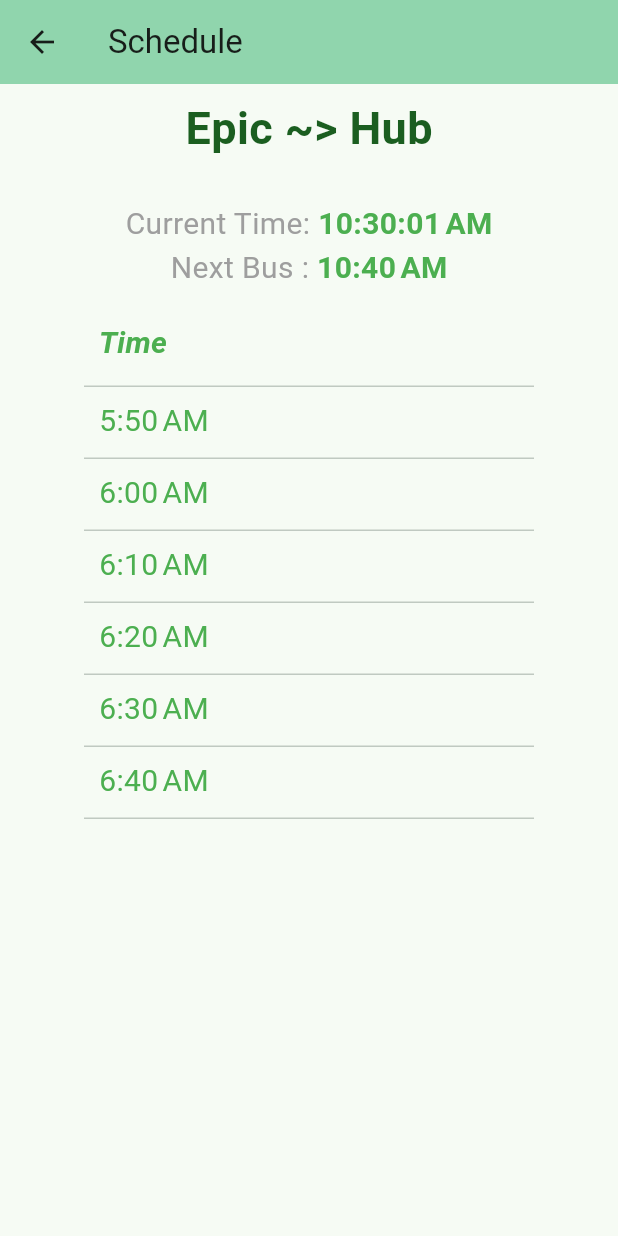
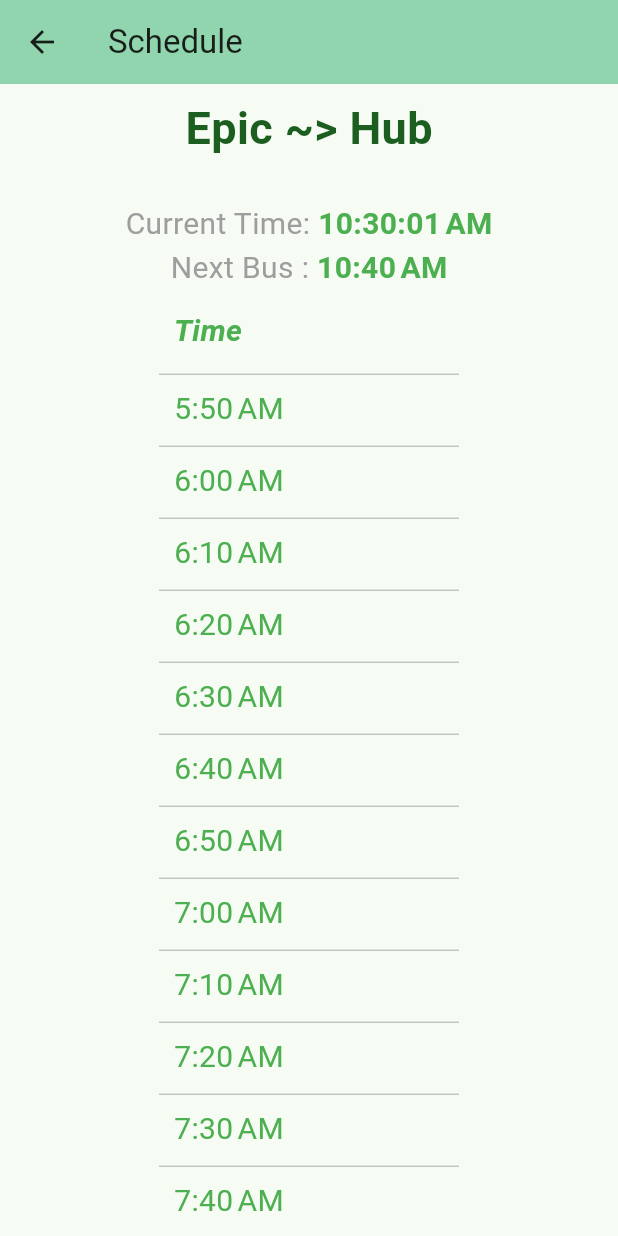
Before and after one commit to abyshekhar/city_connect, a Flutter app: the screen it shows after launch, after a tap on "Epic ~> Hub", on a phone screen of 412 x 824 dp. Run offline on Flutter 3.47's test engine with Material 3 defaults, Android fonts, the phone set to English and light mode, and no system bars.

```diff
--- a/lib/route_schedule.dart
+++ b/lib/route_schedule.dart
@@ -66,7 +66,9 @@ class RouteSchedule extends StatelessWidget {
       // Format the times back to hh:mm format
       // beforeTimeString = DateFormat.jm().format(beforeTime);
       afterTimeString = DateFormat.jm().format(afterTime);
-    } else {}
+    } else {
+      afterTimeString = "NOT AVAILABLE";
+    }
     return Scaffold(
       appBar: AppBar(
         backgroundColor: Theme.of(context).colorScheme.inversePrimary,
@@ -101,12 +103,10 @@ class RouteSchedule extends StatelessWidget {
                   ))
             ],
           ),
-          Padding(
-            padding: const EdgeInsets.all(8.0),
-            child: Expanded(
+         Expanded(
               child: SizedBox(
-                width: 300, // Set the desired width
-                height: 350, // Set the desired height
+                width: 200, // Set the desired width
+                height: 200, // Set the desired height
                 child: SingleChildScrollView(
                   scrollDirection: Axis.vertical,
                   child: DataTable(
@@ -147,7 +147,6 @@ class RouteSchedule extends StatelessWidget {
                 ),
               ),
             ),
-          ),
         ]),
       ),
     );
```
